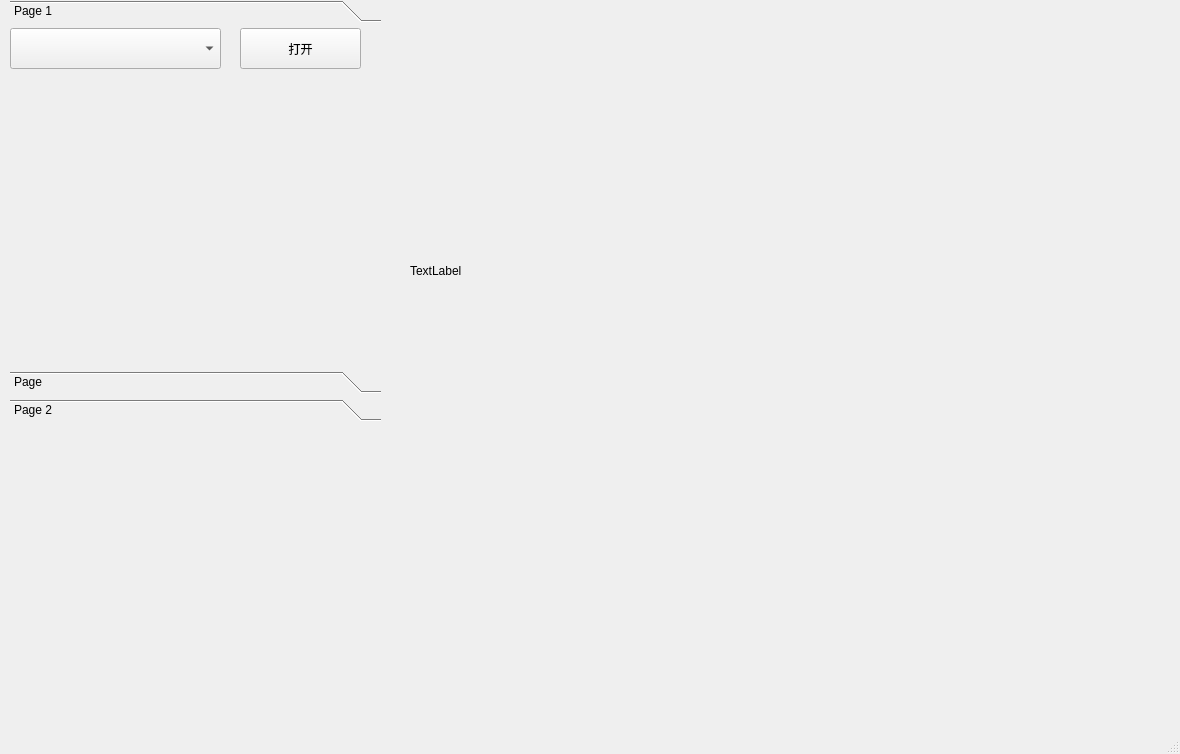
Old version of the form mainwindow.ui in the repository choushunn/MXKJ_Detection.
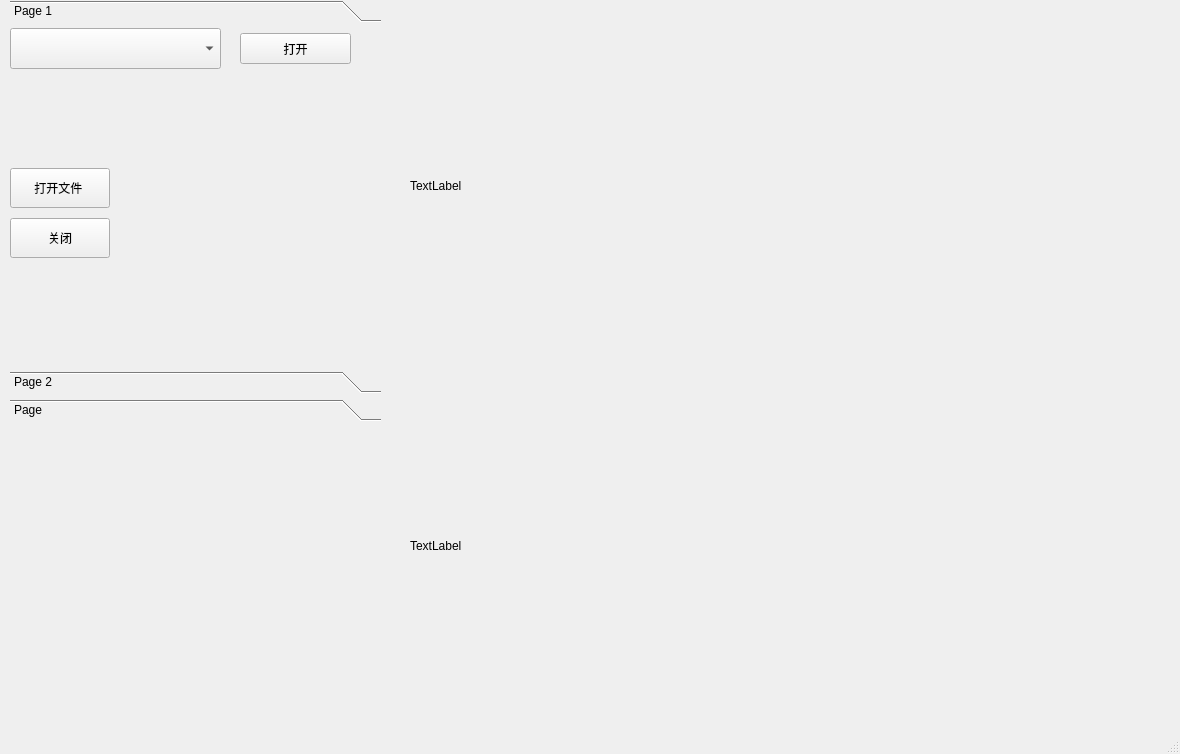
New version of the form.

Patch:
```diff
--- a/mainwindow.ui
+++ b/mainwindow.ui
@@ -52,28 +52,41 @@
       <property name="geometry">
        <rect>
         <x>230</x>
-        <y>0</y>
-        <width>121</width>
-        <height>41</height>
+        <y>5</y>
+        <width>111</width>
+        <height>31</height>
        </rect>
       </property>
       <property name="text">
        <string>打开</string>
       </property>
      </widget>
-    </widget>
-    <widget class="QWidget" name="page_3">
-     <property name="geometry">
-      <rect>
-       <x>0</x>
-       <y>0</y>
-       <width>371</width>
-       <height>319</height>
-      </rect>
-     </property>
-     <attribute name="label">
-      <string>Page</string>
-     </attribute>
+     <widget class="QPushButton" name="c_btn_flieopen">
+      <property name="geometry">
+       <rect>
+        <x>0</x>
+        <y>140</y>
+        <width>100</width>
+        <height>40</height>
+       </rect>
+      </property>
+      <property name="text">
+       <string>打开文件 </string>
+      </property>
+     </widget>
+     <widget class="QPushButton" name="pushButton_2">
+      <property name="geometry">
+       <rect>
+        <x>0</x>
+        <y>190</y>
+        <width>100</width>
+        <height>40</height>
+       </rect>
+      </property>
+      <property name="text">
+       <string>关闭</string>
+      </property>
+     </widget>
     </widget>
     <widget class="QWidget" name="page_2">
      <property name="geometry">
@@ -88,14 +101,40 @@
       <string>Page 2</string>
      </attribute>
     </widget>
+    <widget class="QWidget" name="page_3">
+     <property name="geometry">
+      <rect>
+       <x>0</x>
+       <y>0</y>
+       <width>371</width>
+       <height>319</height>
+      </rect>
+     </property>
+     <attribute name="label">
+      <string>Page</string>
+     </attribute>
+    </widget>
    </widget>
    <widget class="QLabel" name="label">
     <property name="geometry">
      <rect>
       <x>410</x>
       <y>10</y>
-      <width>681</width>
-      <height>521</height>
+      <width>711</width>
+      <height>351</height>
+     </rect>
+    </property>
+    <property name="text">
+     <string>TextLabel</string>
+    </property>
+   </widget>
+   <widget class="QLabel" name="label_2">
+    <property name="geometry">
+     <rect>
+      <x>410</x>
+      <y>370</y>
+      <width>751</width>
+      <height>351</height>
      </rect>
     </property>
     <property name="text">
```
